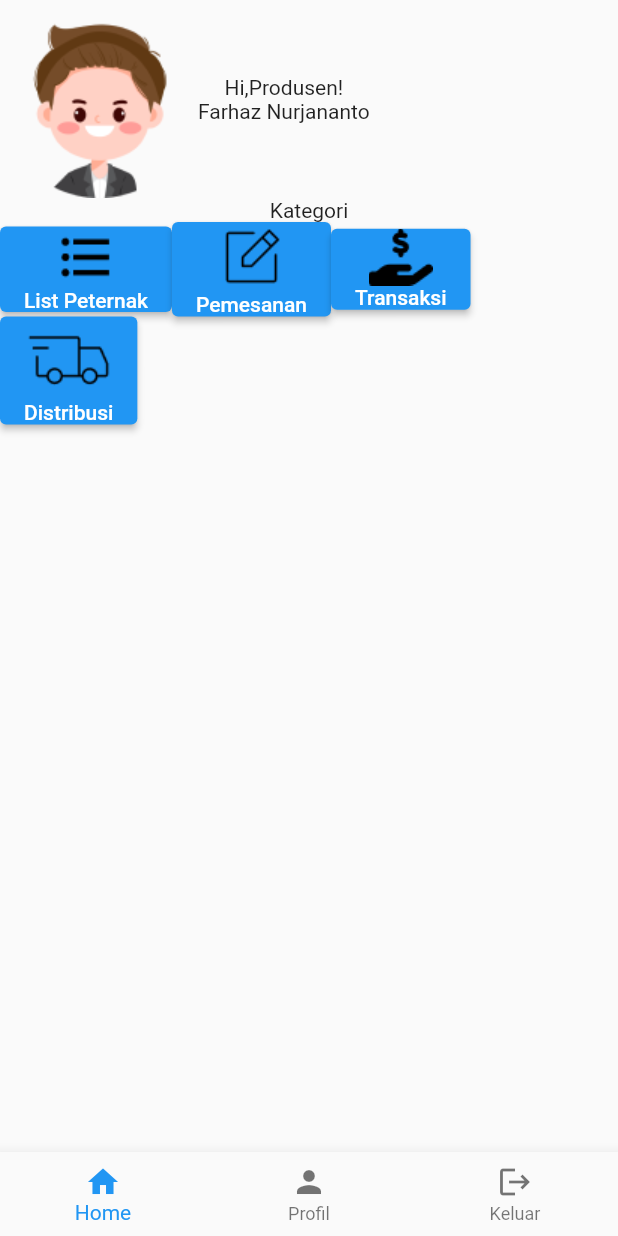
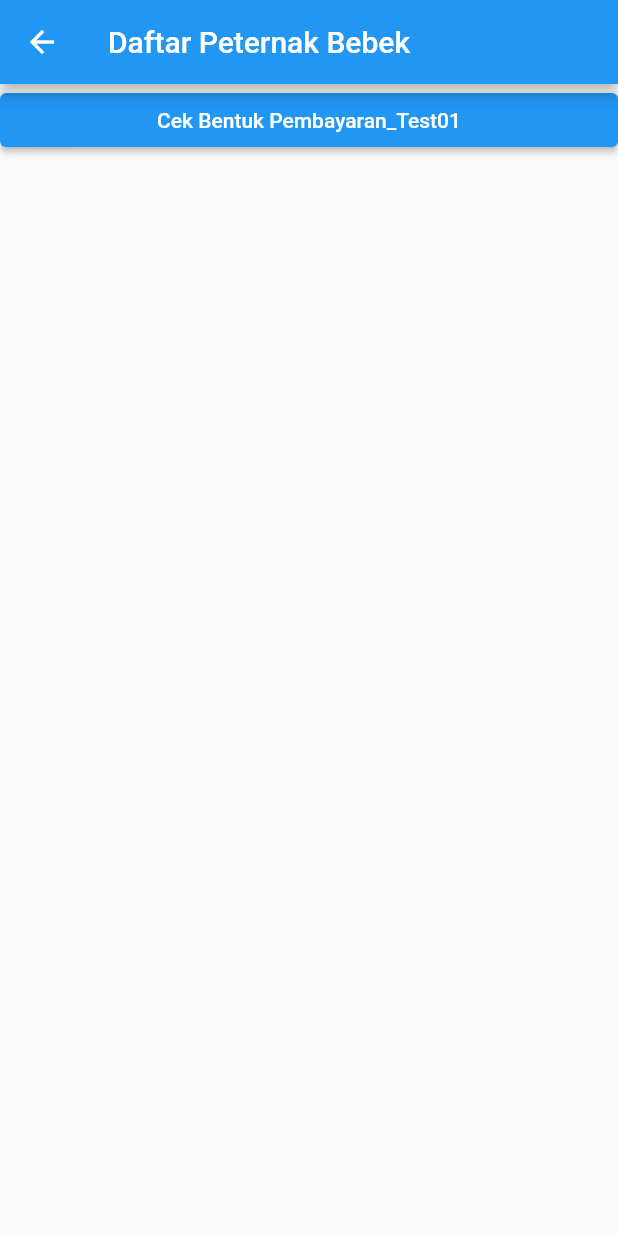
Before and after one commit to BimaJatiKusuma/QuackMo, a Flutter app: the ProdusenHomepage screen opened directly, after a tap on "List Peternak", on a phone screen of 412 x 824 dp. Run offline on Flutter 3.47's test engine with Material 2 defaults, Android fonts, the phone set to English and light mode, and no system bars; missing offline and left inert: dart:html.

Commit message:
progress sprint 2 fornt end

```diff
--- /dev/null
+++ b/lib/produsen/produsen_daftar_peternak.dart
@@ -0,0 +1,24 @@
+import 'package:flutter/material.dart';
+
+class ProdusenDaftarPeternak extends StatelessWidget {
+  const ProdusenDaftarPeternak({super.key});
+
+  @override
+  Widget build(BuildContext context) {
+    return Scaffold(
+      appBar: AppBar(
+        leading: BackButton(onPressed: () {
+          Navigator.pop(context);
+        },),
+        title: Text("Daftar Peternak Bebek"),
+      ),
+      body: ListView(
+        children: [
+          ElevatedButton(onPressed: (){
+
+          }, child: Text("Cek Bentuk Pembayaran_Test01"))
+        ],
+      ),
+    );
+  }
+}
--- a/lib/produsen/produsen_homepage.dart
+++ b/lib/produsen/produsen_homepage.dart
@@ -1,4 +1,5 @@
 import 'package:flutter/material.dart';
+import 'package:quackmo/produsen/produsen_daftar_peternak.dart';
 import 'package:quackmo/produsen/produsen_pesanan.dart';
 import 'package:quackmo/produsen/produsen_transaksi.dart';
 
@@ -32,7 +33,11 @@ class ProdusenHomepage extends StatelessWidget {
                 Text("Kategori"),
                 Row(
                   children: [
-                    ElevatedButton(onPressed: (){}, child: Column(
+                    ElevatedButton(onPressed: (){
+                      Navigator.push(context, MaterialPageRoute(builder: (context){
+                        return ProdusenDaftarPeternak();
+                      }));
+                    }, child: Column(
                       children: [
                         Image(image: AssetImage('images/daftar_peternak.png')),
                         Text('List Peternak')
```
Also changed, not shown: lib/peternak/peternak_login.dart (+6 -1 lines), lib/peternak/peternak_regis.dart (added, +96 -0 lines), images/regis_01.png (added), lib/produsen/produsen_pembarayan.dart (added).
